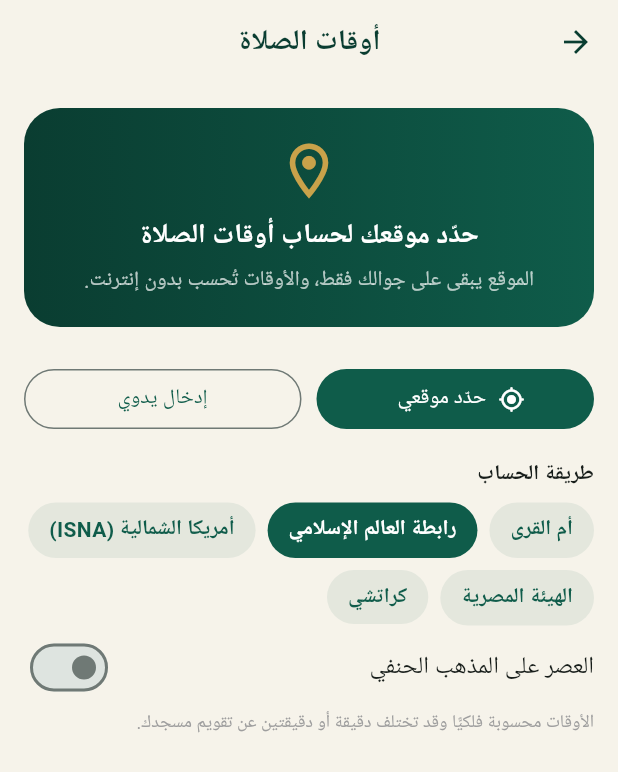
After one commit to www774475437-svg/smart-mushaf, a Flutter app: the PrayerScreen screen opened directly, on a phone screen of 412 x 824 dp. The commit adds this screen. Shown: the top 772 px of the screen. Run offline on Flutter 3.47's test engine with Material 3 defaults, Android fonts, the phone set to English and light mode, and no system bars; our stand-ins replace flutter_tts, geolocator, just_audio, just_audio_background, scrollable_positioned_list, share_plus and 3 more; accounts and stored records are empty; network calls fail; Roboto replaces fonts that are missing (Tajawal).

Commit message:
صفحة أوقات الصلاة والقبلة

```diff
--- /dev/null
+++ b/lib/ui/prayer_screen.dart
@@ -0,0 +1,238 @@
+import 'dart:async';
+
+import 'package:flutter/material.dart';
+import 'package:geolocator/geolocator.dart';
+import 'package:shared_preferences/shared_preferences.dart';
+
+import '../data/prayer.dart';
+import 'common.dart';
+
+class PrayerScreen extends StatefulWidget {
+  const PrayerScreen({super.key});
+  @override
+  State<PrayerScreen> createState() => _PrayerScreenState();
+}
+
+class _PrayerScreenState extends State<PrayerScreen> {
+  SharedPreferences? p;
+  double? lat, lng;
+  String method = 'mwl';
+  bool hanafi = false;
+  bool busy = false;
+  String? err;
+  Timer? tick;
+
+  @override
+  void initState() {
+    super.initState();
+    _load();
+    tick = Timer.periodic(const Duration(seconds: 1), (_) {
+      if (mounted) setState(() {});
+    });
+  }
+
+  @override
+  void dispose() {
+    tick?.cancel();
+    super.dispose();
+  }
+
+  Future<void> _load() async {
+    p = await SharedPreferences.getInstance();
+    setState(() {
+      lat = p!.getDouble('prLat');
+      lng = p!.getDouble('prLng');
+      method = p!.getString('prMethod') ?? '';
+      hanafi = p!.getBool('prHanafi') ?? false;
+      if (method.isEmpty) method = (lng != null && lng! < -30) ? 'isna' : 'mwl';
+    });
+  }
+
+  Future<void> _locate() async {
+    setState(() {
+      busy = true;
+      err = null;
+    });
+    try {
+      var perm = await Geolocator.checkPermission();
+      if (perm == LocationPermission.denied) perm = await Geolocator.requestPermission();
+      if (perm == LocationPermission.denied || perm == LocationPermission.deniedForever) {
+        throw Exception('denied');
+      }
+      final pos = await Geolocator.getCurrentPosition().timeout(const Duration(seconds: 25));
+      lat = pos.latitude;
+      lng = pos.longitude;
+      await p?.setDouble('prLat', lat!);
+      await p?.setDouble('prLng', lng!);
+      if ((p?.getString('prMethod') ?? '').isEmpty) method = lng! < -30 ? 'isna' : 'mwl';
+    } catch (_) {
+      err = 'تعذّر تحديد الموقع. اسمح للتطبيق بمعرفة موقعك، أو أدخله يدويًّا.';
+    }
+    if (mounted) setState(() => busy = false);
+  }
+
+  Future<void> _manual() async {
+    final a = TextEditingController(text: lat?.toStringAsFixed(4) ?? '');
+    final b = TextEditingController(text: lng?.toStringAsFixed(4) ?? '');
+    final ok = await showDialog<bool>(
+      context: context,
+      builder: (ctx) => AlertDialog(
+        title: const Text('إدخال الموقع يدويًّا'),
+        content: Column(
+          mainAxisSize: MainAxisSize.min,
+          children: [
+            TextField(controller: a, keyboardType: const TextInputType.numberWithOptions(decimal: true, signed: true), decoration: const InputDecoration(labelText: 'خط العرض (مثال: 42.39)')),
+            TextField(controller: b, keyboardType: const TextInputType.numberWithOptions(decimal: true, signed: true), decoration: const InputDecoration(labelText: 'خط الطول (مثال: -83.05)')),
+          ],
+        ),
+        actions: [
+          TextButton(onPressed: () => Navigator.pop(ctx, false), child: const Text('إلغاء')),
+          FilledButton(onPressed: () => Navigator.pop(ctx, true), child: const Text('حفظ')),
+        ],
+      ),
+    );
+    final x = double.tryParse(a.text.trim()), y = double.tryParse(b.text.trim());
+    if (ok == true && x != null && y != null && x.abs() <= 90 && y.abs() <= 180) {
+      await p?.setDouble('prLat', x);
+      await p?.setDouble('prLng', y);
+      setState(() {
+        lat = x;
+        lng = y;
+      });
+    }
+  }
+
+  String _hm(DateTime t) {
+    final h = t.hour % 12 == 0 ? 12 : t.hour % 12;
+    return '$h:${t.minute.toString().padLeft(2, '0')} ${t.hour < 12 ? 'ص' : 'م'}';
+  }
+
+  @override
+  Widget build(BuildContext context) {
+    final cs = Theme.of(context).colorScheme;
+    final has = lat != null && lng != null;
+    final m = kPrayerMethods.firstWhere((e) => e.id == method, orElse: () => kPrayerMethods[1]);
+    final now = DateTime.now();
+    PrayerTimes? pt;
+    int next = -1;
+    DateTime? nextAt;
+    if (has) {
+      pt = PrayerTimes.compute(now, lat!, lng!, m, hanafiAsr: hanafi);
+      next = pt.nextIndex(now);
+      if (next >= 0) {
+        nextAt = pt.times[next];
+      } else {
+        final tm = PrayerTimes.compute(now.add(const Duration(days: 1)), lat!, lng!, m, hanafiAsr: hanafi);
+        nextAt = tm.times[0];
+      }
+    }
+    String left = '';
+    if (nextAt != null) {
+      final d = nextAt.difference(now);
+      left = '${d.inHours}:${(d.inMinutes % 60).toString().padLeft(2, '0')}:${(d.inSeconds % 60).toString().padLeft(2, '0')}';
+    }
+    return Scaffold(
+      appBar: AppBar(title: const Text('أوقات الصلاة')),
+      body: ListView(
+        padding: const EdgeInsets.all(16),
+        children: [
+          if (!has)
+            Container(
+              padding: const EdgeInsets.all(20),
+              decoration: BoxDecoration(
+                gradient: const LinearGradient(colors: [kEmeraldDark, kEmerald]),
+                borderRadius: BorderRadius.circular(24),
+              ),
+              child: Column(
+                children: [
+                  const Icon(Icons.location_on_outlined, color: kGold, size: 44),
+                  const SizedBox(height: 8),
+                  const Text('حدّد موقعك لحساب أوقات الصلاة',
+                      textAlign: TextAlign.center, style: TextStyle(color: Colors.white, fontSize: 18, fontWeight: FontWeight.w700)),
+                  const SizedBox(height: 6),
+                  const Text('الموقع يبقى على جوالك فقط، والأوقات تُحسب بدون إنترنت.',
+                      textAlign: TextAlign.center, style: TextStyle(color: Colors.white70)),
+                ],
+              ),
+            )
+          else
+            Container(
+              padding: const EdgeInsets.all(20),
+              decoration: BoxDecoration(
+                gradient: const LinearGradient(
+                    begin: Alignment.topRight, end: Alignment.bottomLeft, colors: [Color(0xFF0B4436), kEmerald, Color(0xFF167A61)]),
+                borderRadius: BorderRadius.circular(24),
+              ),
+              child: Column(
+                children: [
+                  const Text('الصلاة القادمة', style: TextStyle(color: Colors.white70)),
+                  const SizedBox(height: 4),
+                  Text(next >= 0 ? PrayerTimes.names[next] : 'الفجر',
+                      style: const TextStyle(color: kGold, fontSize: 30, fontWeight: FontWeight.w700)),
+                  Text(nextAt == null ? '' : _hm(nextAt), style: const TextStyle(color: Colors.white, fontSize: 20)),
+                  const SizedBox(height: 6),
+                  Text('بعد $left', textDirection: TextDirection.ltr, style: const TextStyle(color: Colors.white, fontSize: 18)),
+                ],
+              ),
+            ),
+          const SizedBox(height: 12),
+          if (pt != null)
+            GroupCard(children: [
+              for (var i = 0; i < 6; i++)
+                ListTile(
+                  leading: Icon(
+                      const [Icons.nights_stay_outlined, Icons.wb_twilight_outlined, Icons.wb_sunny_outlined, Icons.wb_cloudy_outlined, Icons.brightness_4_outlined, Icons.dark_mode_outlined][i],
+                      color: i == next ? kGoldDeep : cs.primary),
+                  title: Text(PrayerTimes.names[i],
+                      style: TextStyle(fontWeight: i == next ? FontWeight.w700 : FontWeight.w500, color: i == next ? kGoldDeep : null)),
+                  trailing: Text(_hm(pt.times[i]),
+                      style: TextStyle(fontSize: 16, fontWeight: i == next ? FontWeight.w700 : FontWeight.w500, color: i == next ? kGoldDeep : null)),
+                ),
+            ]),
+          if (has)
+            Padding(
+              padding: const EdgeInsets.symmetric(horizontal: 16),
+              child: Text('اتجاه القبلة: ${PrayerTimes.qibla(lat!, lng!).round()}° من الشمال', textAlign: TextAlign.center, style: const TextStyle(color: kGoldDeep)),
+            ),
+          if (err != null) Padding(padding: const EdgeInsets.all(10), child: Text(err!, textAlign: TextAlign.center, style: const TextStyle(color: Colors.red))),
+          const SizedBox(height: 12),
+          Row(
+            children: [
+              Expanded(
+                child: FilledButton.icon(
+                  onPressed: busy ? null : _locate,
+                  icon: const Icon(Icons.my_location_rounded),
+                  label: Text(busy ? 'جارٍ التحديد…' : (has ? 'تحديث موقعي' : 'حدّد موقعي')),
+                ),
+              ),
+              const SizedBox(width: 10),
+              Expanded(child: OutlinedButton(onPressed: _manual, child: const Text('إدخال يدوي'))),
+            ],
+          ),
+          const SizedBox(height: 16),
+          const Text('طريقة الحساب', style: TextStyle(fontWeight: FontWeight.w700)),
+          const SizedBox(height: 8),
+          Pills<String>(
+            values: [for (final e in kPrayerMethods) e.id],
+            selected: m.id,
+            label: (id) => kPrayerMethods.firstWhere((e) => e.id == id).name,
+            onChanged: (id) {
+              p?.setString('prMethod', id);
+              setState(() => method = id);
+            },
+          ),
+          SwitchListTile(
+            contentPadding: EdgeInsets.zero,
+            title: const Text('العصر على المذهب الحنفي'),
+            value: hanafi,
+            onChanged: (v) {
+              p?.setBool('prHanafi', v);
+              setState(() => hanafi = v);
+            },
+          ),
+          const Text('الأوقات محسوبة فلكيًّا وقد تختلف دقيقة أو دقيقتين عن تقويم مسجدك.', style: TextStyle(fontSize: 12, color: Colors.grey)),
+        ],
+      ),
+    );
+  }
+}
--- a/pubspec.yaml
+++ b/pubspec.yaml
@@ -23,6 +23,7 @@ dependencies:
   flutter_tts: ^4.2.0
   scrollable_positioned_list: ^0.3.8
   archive: ^3.6.1
+  geolocator: ^13.0.1
 
 flutter:
   uses-material-design: true
```
Also changed, not shown: lib/data/prayer.dart (added, +109 -0 lines), lib/ui/home.dart (+7 -0 lines), 1 other file.
